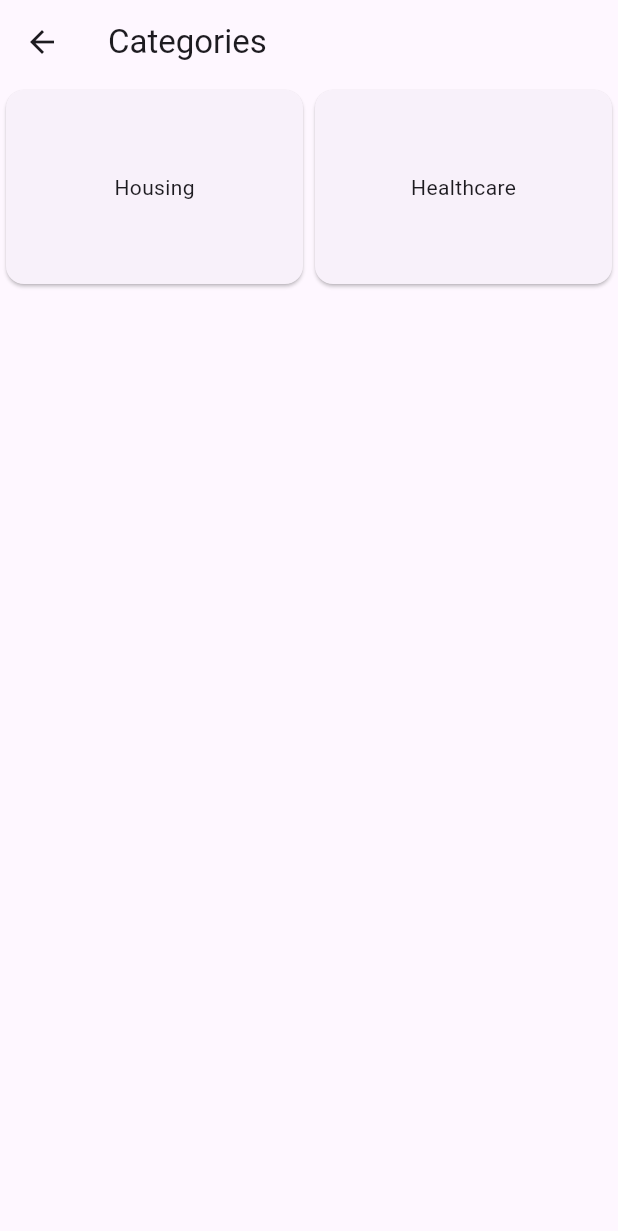
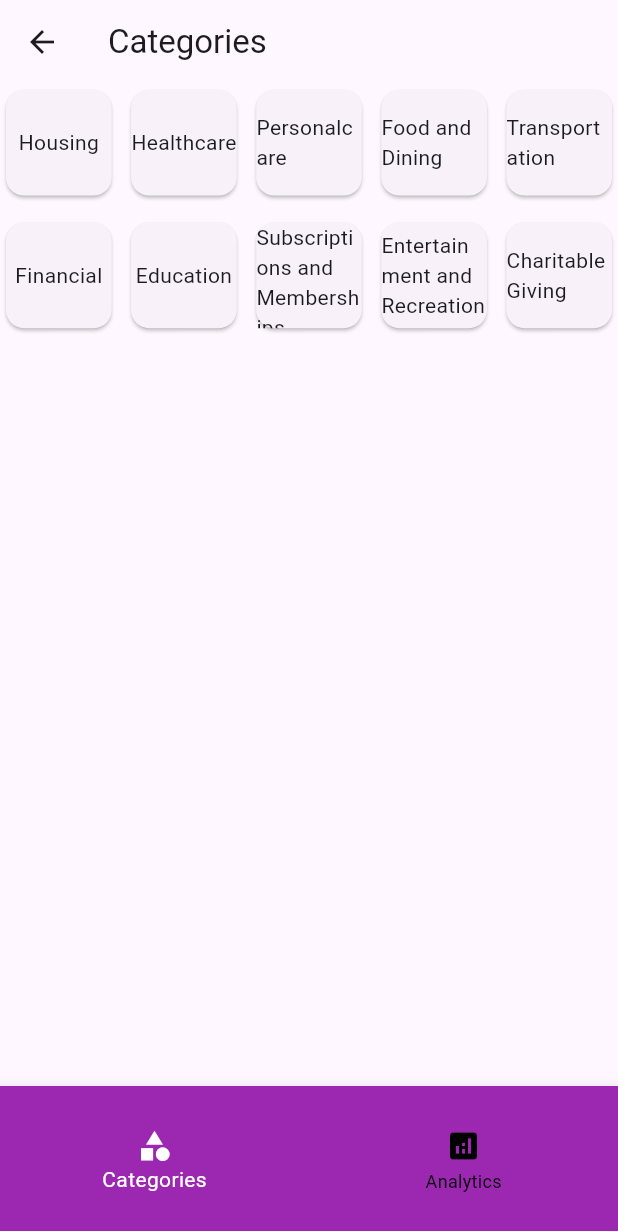
Before and after one commit to Maureen-Mwendwa/Personal-Finance-App, a Flutter app: the CategoriesScreen screen opened by its route, on a phone screen of 412 x 824 dp. Shown: the top 1231 px of the screen. Run offline on Flutter 3.47's test engine with Material 3 defaults, Android fonts, the phone set to English and light mode, and no system bars; our stand-ins replace email_validator, flutter_login, flutter_pw_validator.

Commit message:
Added other categories, changed the crossAxisCount to 5 and included a BottomNavigationBar to navigate to different pages

```diff
--- a/lib/screens/categories_screen.dart
+++ b/lib/screens/categories_screen.dart
@@ -1,48 +1,176 @@
 import 'package:flutter/material.dart';
+import 'package:spendsense/screens/analysis_screen.dart';
 import 'package:spendsense/screens/subcategories_screen.dart';
 import '../models/category.dart';
 
-class CategoriesScreen extends StatelessWidget {
+class CategoriesScreen extends StatefulWidget {
+  @override
+  _CategoriesScreenState createState() => _CategoriesScreenState();
+}
+
+class _CategoriesScreenState extends State<CategoriesScreen> {
+  final PageController pageController = PageController(
+      initialPage: 0); // Controller to manage the pages in the PageView.
+  int _selectedIndex = 0; // To keep track of the currently selected page/index.
+
+  // List of categories, each with a name and a list of subcategories.
   final List<Category> categories = [
     Category(name: 'Housing', subcategories: [
       'Rent/Mortgage',
-      'Utilities',
-      'Home maintenance and Repairs'
+      'Utilities(electricity, gas, water, internet, etc)',
+      'Home Maintenance and Repairs'
     ]),
     Category(
       name: 'Healthcare',
-        subcategories: ['Medical Bills', 'Insurance premiums']),
-    // Add other categories and subcategories here
+      subcategories: ['Medical Bills', 'Insurance premiums'],
+    ),
+    Category(
+      name: 'Personalcare',
+      subcategories: [
+        'Haircuts and Grooming',
+        'Cosmetics and Beauty Products',
+        'Gym Memberships'
+      ],
+    ),
+    Category(
+      name: 'Food and Dining',
+      subcategories: ['Groceries', 'Dining Out', 'Takeout/Delivery'],
+    ),
+    Category(
+      name: 'Transportation',
+      subcategories: [
+        'Gas and Fuel',
+        'Public Transportation',
+        'Car Payments, Insurance, and Maintenance'
+      ],
+    ),
+    Category(
+      name: 'Financial',
+      subcategories: [
+        'Credit Card Payments',
+        'Loan Repayments',
+        'Investment contributions'
+      ],
+    ),
+    Category(
+      name: 'Education',
+      subcategories: [
+        'Tuition and Fees',
+        'Books and Supplies',
+        'Student Loan Payments'
+      ],
+    ),
+    Category(
+      name: 'Subscriptions and Memberships',
+      subcategories: [
+        'Streaming Services',
+        'Magazine/Newspaper Subscriptions',
+        'Professional Memberships'
+      ],
+    ),
+    Category(
+      name: 'Entertainment and Recreation',
+      subcategories: [
+        'Movies, Concerts, and Events',
+        'Hobbies and Leisure Activities',
+        'Travel and Vacations'
+      ],
+    ),
+    Category(
+      name: 'Charitable Giving',
+      subcategories: [
+        'Donations to Non-Profit Organizations',
+        'Sponsorships and Fundraising contributions'
+      ],
+    ),
   ];
 
   @override
   Widget build(BuildContext context) {
     return Scaffold(
       appBar: AppBar(
-        title: Text('Categories'),
+        title: Text('Categories'), // Title of the AppBar.
       ),
-      body: GridView.builder(
+      body: Column(
+        children: [
+          Expanded(
+            child: PageView(
+              controller:
+                  pageController, // PageController to manage the page transitions.
+              onPageChanged: (index) {
+                setState(() {
+                  _selectedIndex =
+                      index; // Update the selected index when the page changes.
+                });
+              },
+              children: [
+                _buildCategoryGrid(
+                    context), // Grid of categories as the first page.
+                AnalyticsScreen(), // Analytics screen as the second page.
+              ],
+            ),
+          ),
+          SizedBox(
+            height: 100.0, // Fixed height for the bottom navigation bar.
+            child: BottomNavigationBar(
+              type: BottomNavigationBarType
+                  .fixed, // Fixed type to show all items.
+              backgroundColor:
+                  Colors.purple, // Background color of the navigation bar.
+              currentIndex: _selectedIndex, // Highlight the selected item.
+              selectedItemColor: Colors.white, // Color of the selected item.
+              unselectedItemColor:
+                  Colors.black, // Color of the unselected items.
+              onTap: (index) {
+                setState(() {
+                  _selectedIndex = index; // Update the selected index.
+                  pageController
+                      .jumpToPage(index); // Navigate to the selected page.
+                });
+              },
+              items: const [
+                BottomNavigationBarItem(
+                  icon: Icon(Icons.category),
+                  label: 'Categories',
+                ),
+                BottomNavigationBarItem(
+                  icon: Icon(Icons.analytics),
+                  label: 'Analytics',
+                ),
+              ],
+            ),
+          ),
+        ],
+      ),
+    );
+  }
+
+  /// Builds a grid of category cards.
+  Widget _buildCategoryGrid(BuildContext context) {
+    return GridView.builder(
       gridDelegate: SliverGridDelegateWithFixedCrossAxisCount(
-          crossAxisCount: 2,
-          childAspectRatio: 3 / 2,
+        crossAxisCount: 5, // Number of columns in the grid.
+        mainAxisSpacing: 10.0, // Vertical spacing between grid items.
+        crossAxisSpacing: 5.0, // Horizontal spacing between grid items.
       ),
-        itemCount: categories.length,
+      shrinkWrap: true, // GridView will take only the necessary space.
+      itemCount: categories.length, // Number of items in the grid.
       itemBuilder: (ctx, i) {
         return Card(
           child: InkWell(
             onTap: () {
               Navigator.of(context).push(MaterialPageRoute(
-                  builder: (context) =>
-                      SubcategoriesScreen(category: categories[i]),
+                builder: (context) => SubcategoriesScreen(
+                    category: categories[
+                        i]), // Navigate to the subcategories screen when tapped.
               ));
             },
             child: Center(
-                child: Text(categories[i].name),
+              child: Text(categories[i].name), // Display the category name.
             ),
           ),
         );
       },
-      ),
     );
   }
 }
```
Lines whose indentation alone changed are shown as unchanged.
